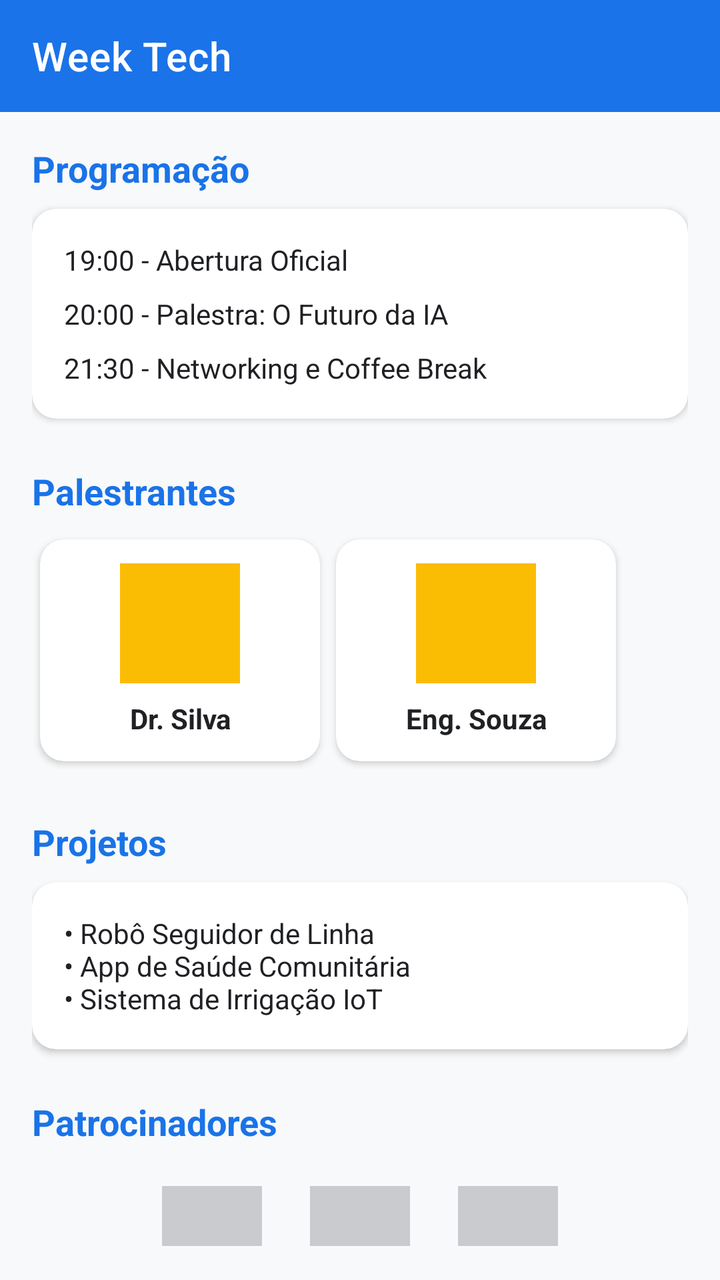
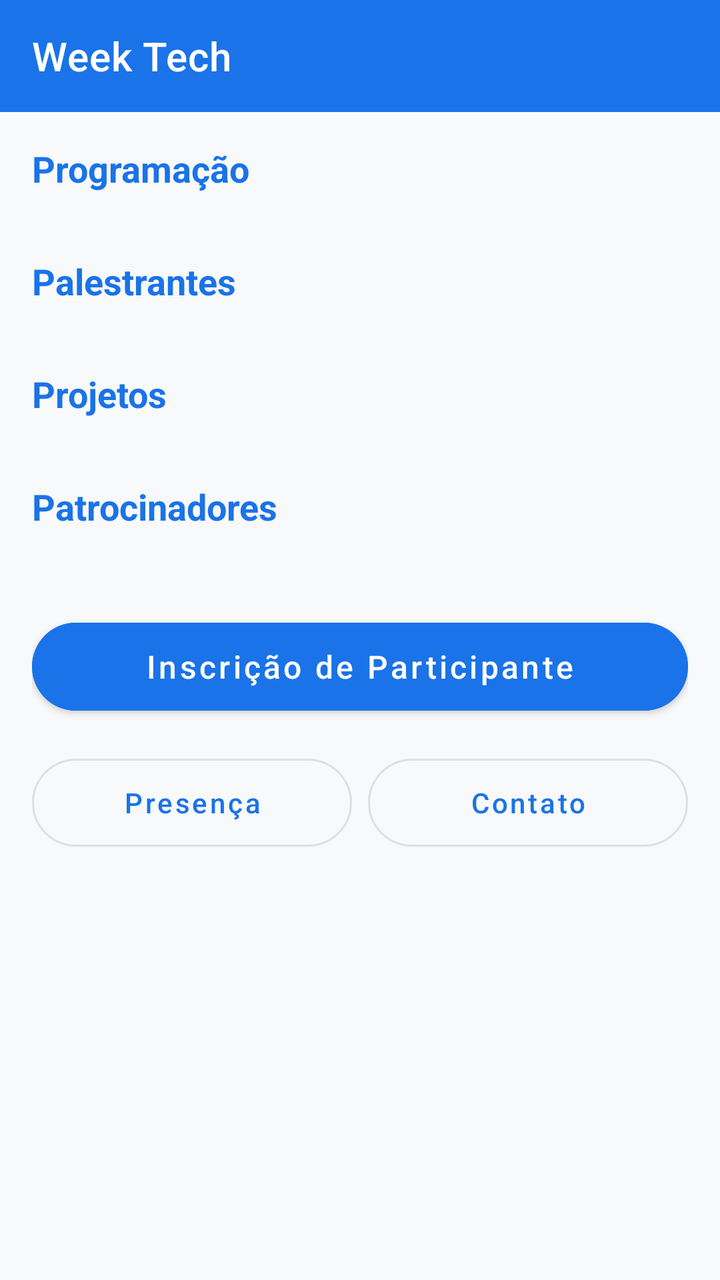

An Android layout rendered at two revisions. The XML below is the earlier revision; the diff shows what the commit changed to produce the second picture.
<!-- AndroidManifest.xml: application theme Theme.Weektech -->
<!-- res/layout/activity_main.xml -->
<?xml version="1.0" encoding="utf-8"?>
<androidx.coordinatorlayout.widget.CoordinatorLayout xmlns:android="http://schemas.android.com/apk/res/android"
    xmlns:app="http://schemas.android.com/apk/res-auto"
    xmlns:tools="http://schemas.android.com/tools"
    android:layout_width="match_parent"
    android:layout_height="match_parent"
    android:background="@color/background"
    tools:context=".ui.MainActivity">

    <com.google.android.material.appbar.AppBarLayout
        android:layout_width="match_parent"
        android:layout_height="wrap_content"
        app:elevation="0dp">

        <com.google.android.material.appbar.MaterialToolbar
            android:id="@+id/toolbar"
            android:layout_width="match_parent"
            android:layout_height="?attr/actionBarSize"
            android:background="@color/primary"
            app:title="Week Tech"
            app:titleTextColor="@color/white" />
    </com.google.android.material.appbar.AppBarLayout>

    <androidx.core.widget.NestedScrollView
        android:layout_width="match_parent"
        android:layout_height="match_parent"
        app:layout_behavior="@string/appbar_scrolling_view_behavior">

        <LinearLayout
            android:layout_width="match_parent"
            android:layout_height="wrap_content"
            android:orientation="vertical"
            android:padding="16dp">

            
            <TextView
                android:layout_width="wrap_content"
                android:layout_height="wrap_content"
                android:text="Programação"
                android:textSize="18sp"
                android:textStyle="bold"
                android:textColor="@color/primary"
                android:layout_marginBottom="8dp" />

            <com.google.android.material.card.MaterialCardView
                android:layout_width="match_parent"
                android:layout_height="wrap_content"
                android:layout_marginBottom="24dp"
                app:cardCornerRadius="12dp"
                app:cardElevation="2dp"
                app:cardBackgroundColor="@color/surface">

                <LinearLayout
                    android:layout_width="match_parent"
                    android:layout_height="wrap_content"
                    android:orientation="vertical"
                    android:padding="16dp">

                    <TextView
                        android:layout_width="match_parent"
                        android:layout_height="wrap_content"
                        android:text="19:00 - Abertura Oficial"
                        android:textColor="@color/black"
                        android:paddingBottom="8dp"/>
                    <TextView
                        android:layout_width="match_parent"
                        android:layout_height="wrap_content"
                        android:text="20:00 - Palestra: O Futuro da IA"
                        android:textColor="@color/black"
                        android:paddingBottom="8dp"/>
                    <TextView
                        android:layout_width="match_parent"
                        android:layout_height="wrap_content"
                        android:text="21:30 - Networking e Coffee Break"
                        android:textColor="@color/black"/>
                </LinearLayout>
            </com.google.android.material.card.MaterialCardView>

            
            <TextView
                android:layout_width="wrap_content"
                android:layout_height="wrap_content"
                android:text="Palestrantes"
                android:textSize="18sp"
                android:textStyle="bold"
                android:textColor="@color/primary"
                android:layout_marginBottom="8dp" />

            <HorizontalScrollView
                android:layout_width="match_parent"
                android:layout_height="wrap_content"
                android:layout_marginBottom="24dp"
                android:scrollbars="none">

                <LinearLayout
                    android:layout_width="wrap_content"
                    android:layout_height="wrap_content"
                    android:orientation="horizontal">

                    <com.google.android.material.card.MaterialCardView
                        android:layout_width="140dp"
                        android:layout_height="wrap_content"
                        android:layout_margin="4dp"
                        app:cardCornerRadius="12dp"
                        app:cardElevation="2dp">
                        <LinearLayout
                            android:layout_width="match_parent"
                            android:layout_height="wrap_content"
                            android:orientation="vertical"
                            android:padding="12dp"
                            android:gravity="center">
                            <View
                                android:layout_width="60dp"
                                android:layout_height="60dp"
                                android:background="@color/secondary"
                                android:layout_marginBottom="8dp"/>
                            <TextView
                                android:layout_width="match_parent"
                                android:layout_height="wrap_content"
                                android:text="Dr. Silva"
                                android:textAlignment="center"
                                android:textColor="@color/black"
                                android:textStyle="bold"/>
                        </LinearLayout>
                    </com.google.android.material.card.MaterialCardView>

                    <com.google.android.material.card.MaterialCardView
                        android:layout_width="140dp"
                        android:layout_height="wrap_content"
                        android:layout_margin="4dp"
                        app:cardCornerRadius="12dp"
                        app:cardElevation="2dp">
                        <LinearLayout
                            android:layout_width="match_parent"
                            android:layout_height="wrap_content"
                            android:orientation="vertical"
                            android:padding="12dp"
                            android:gravity="center">
                            <View
                                android:layout_width="60dp"
                                android:layout_height="60dp"
                                android:background="@color/secondary"
                                android:layout_marginBottom="8dp"/>
                            <TextView
                                android:layout_width="match_parent"
                                android:layout_height="wrap_content"
                                android:text="Eng. Souza"
                                android:textAlignment="center"
                                android:textColor="@color/black"
                                android:textStyle="bold"/>
                        </LinearLayout>
                    </com.google.android.material.card.MaterialCardView>
                </LinearLayout>
            </HorizontalScrollView>

            
            <TextView
                android:layout_width="wrap_content"
                android:layout_height="wrap_content"
                android:text="Projetos"
                android:textSize="18sp"
                android:textStyle="bold"
                android:textColor="@color/primary"
                android:layout_marginBottom="8dp" />

            <com.google.android.material.card.MaterialCardView
                android:layout_width="match_parent"
                android:layout_height="wrap_content"
                android:layout_marginBottom="24dp"
                app:cardCornerRadius="12dp"
                app:cardElevation="2dp">
                <TextView
                    android:layout_width="match_parent"
                    android:layout_height="wrap_content"
                    android:padding="16dp"
                    android:textColor="@color/black"
                    android:text="• Robô Seguidor de Linha\n• App de Saúde Comunitária\n• Sistema de Irrigação IoT" />
            </com.google.android.material.card.MaterialCardView>

            
            <TextView
                android:layout_width="wrap_content"
                android:layout_height="wrap_content"
                android:text="Patrocinadores"
                android:textSize="18sp"
                android:textStyle="bold"
                android:textColor="@color/primary"
                android:layout_marginBottom="8dp" />

            <LinearLayout
                android:layout_width="match_parent"
                android:layout_height="wrap_content"
                android:orientation="horizontal"
                android:gravity="center"
                android:layout_marginBottom="32dp">
                <View android:layout_width="50dp" android:layout_height="30dp" android:background="@color/gray_text" android:alpha="0.3" android:layout_margin="12dp"/>
                <View android:layout_width="50dp" android:layout_height="30dp" android:background="@color/gray_text" android:alpha="0.3" android:layout_margin="12dp"/>
                <View android:layout_width="50dp" android:layout_height="30dp" android:background="@color/gray_text" android:alpha="0.3" android:layout_margin="12dp"/>
            </LinearLayout>

            
            <Button
                android:id="@+id/btnRegister"
                android:layout_width="match_parent"
                android:layout_height="56dp"
                android:text="Inscrição de Participante"
                android:textAllCaps="false"
                android:textSize="16sp"
                android:backgroundTint="@color/primary"
                android:textColor="@color/white"
                android:layout_marginBottom="12dp"
                app:cornerRadius="28dp" />

            <LinearLayout
                android:layout_width="match_parent"
                android:layout_height="wrap_content"
                android:orientation="horizontal">

                <Button
                    android:id="@+id/btnPresence"
                    style="@style/Widget.MaterialComponents.Button.OutlinedButton"
                    android:layout_width="0dp"
                    android:layout_height="56dp"
                    android:layout_weight="1"
                    android:text="Presença"
                    android:textAllCaps="false"
                    android:layout_marginEnd="4dp"
                    app:cornerRadius="28dp" />

                <Button
                    android:id="@+id/btnContact"
                    style="@style/Widget.MaterialComponents.Button.OutlinedButton"
                    android:layout_width="0dp"
                    android:layout_height="56dp"
                    android:layout_weight="1"
                    android:text="Contato"
                    android:textAllCaps="false"
                    android:layout_marginStart="4dp"
                    app:cornerRadius="28dp" />
            </LinearLayout>

        </LinearLayout>
    </androidx.core.widget.NestedScrollView>

</androidx.coordinatorlayout.widget.CoordinatorLayout>
<!-- resources referenced by this layout -->
<resources>
  <color name="background">#F8F9FA</color>
  <color name="black">#202124</color>
  <color name="gray_text">#5F6368</color>
  <color name="primary">#1A73E8</color>
  <color name="secondary">#FBBC04</color>
  <color name="surface">#FFFFFF</color>
  <color name="white">#FFFFFFFF</color>
  <style name="Theme.Weektech" parent="Base.Theme.Weektech" />
  <style name="Base.Theme.Weektech" parent="Theme.MaterialComponents.Light.NoActionBar">
          
          <item name="colorPrimary">@color/primary</item>
          <item name="colorPrimaryVariant">@color/primary_variant</item>
          <item name="colorSecondary">@color/secondary</item>
  
          
          <item name="android:windowBackground">@color/background</item>
          <item name="colorSurface">@color/surface</item>
  
          
          <item name="colorOnPrimary">@color/white</item>
          <item name="colorOnSecondary">@color/black</item>
          <item name="colorOnSurface">@color/black</item>
      </style>
  <color name="primary_variant">#1557B0</color>
</resources>

<!-- the commit's change to res/layout/activity_main.xml (unified diff, before → after) -->
@@ -42,39 +42,13 @@
                 android:textColor="@color/primary"
                 android:layout_marginBottom="8dp" />
 
-            <com.google.android.material.card.MaterialCardView
-                android:layout_width="match_parent"
-                android:layout_height="wrap_content"
+            <androidx.recyclerview.widget.RecyclerView
+                android:id="@+id/rvProgramacao"
+                android:layout_width="match_parent"
+                android:layout_height="wrap_content"
+                android:nestedScrollingEnabled="false"
                 android:layout_marginBottom="24dp"
-                app:cardCornerRadius="12dp"
-                app:cardElevation="2dp"
-                app:cardBackgroundColor="@color/surface">
-
-                <LinearLayout
-                    android:layout_width="match_parent"
-                    android:layout_height="wrap_content"
-                    android:orientation="vertical"
-                    android:padding="16dp">
-
-                    <TextView
-                        android:layout_width="match_parent"
-                        android:layout_height="wrap_content"
-                        android:text="19:00 - Abertura Oficial"
-                        android:textColor="@color/black"
-                        android:paddingBottom="8dp"/>
-                    <TextView
-                        android:layout_width="match_parent"
-                        android:layout_height="wrap_content"
-                        android:text="20:00 - Palestra: O Futuro da IA"
-                        android:textColor="@color/black"
-                        android:paddingBottom="8dp"/>
-                    <TextView
-                        android:layout_width="match_parent"
-                        android:layout_height="wrap_content"
-                        android:text="21:30 - Networking e Coffee Break"
-                        android:textColor="@color/black"/>
-                </LinearLayout>
-            </com.google.android.material.card.MaterialCardView>
+                tools:listitem="@layout/item_palestra" />
 
             
             <TextView
@@ -86,72 +60,14 @@
                 android:textColor="@color/primary"
                 android:layout_marginBottom="8dp" />
 
-            <HorizontalScrollView
-                android:layout_width="match_parent"
-                android:layout_height="wrap_content"
+            <androidx.recyclerview.widget.RecyclerView
+                android:id="@+id/rvPalestrantes"
+                android:layout_width="match_parent"
+                android:layout_height="wrap_content"
+                android:orientation="horizontal"
+                app:layoutManager="androidx.recyclerview.widget.LinearLayoutManager"
                 android:layout_marginBottom="24dp"
-                android:scrollbars="none">
-
-                <LinearLayout
-                    android:layout_width="wrap_content"
-                    android:layout_height="wrap_content"
-                    android:orientation="horizontal">
-
-                    <com.google.android.material.card.MaterialCardView
-                        android:layout_width="140dp"
-                        android:layout_height="wrap_content"
-                        android:layout_margin="4dp"
-                        app:cardCornerRadius="12dp"
-                        app:cardElevation="2dp">
-                        <LinearLayout
-                            android:layout_width="match_parent"
-                            android:layout_height="wrap_content"
-                            android:orientation="vertical"
-                            android:padding="12dp"
-                            android:gravity="center">
-                            <View
-                                android:layout_width="60dp"
-                                android:layout_height="60dp"
-                                android:background="@color/secondary"
-                                android:layout_marginBottom="8dp"/>
-                            <TextView
-                                android:layout_width="match_parent"
-                                android:layout_height="wrap_content"
-                                android:text="Dr. Silva"
-                                android:textAlignment="center"
-                                android:textColor="@color/black"
-                                android:textStyle="bold"/>
-                        </LinearLayout>
-                    </com.google.android.material.card.MaterialCardView>
-
-                    <com.google.android.material.card.MaterialCardView
-                        android:layout_width="140dp"
-                        android:layout_height="wrap_content"
-                        android:layout_margin="4dp"
-                        app:cardCornerRadius="12dp"
-                        app:cardElevation="2dp">
-                        <LinearLayout
-                            android:layout_width="match_parent"
-                            android:layout_height="wrap_content"
-                            android:orientation="vertical"
-                            android:padding="12dp"
-                            android:gravity="center">
-                            <View
-                                android:layout_width="60dp"
-                                android:layout_height="60dp"
-                                android:background="@color/secondary"
-                                android:layout_marginBottom="8dp"/>
-                            <TextView
-                                android:layout_width="match_parent"
-                                android:layout_height="wrap_content"
-                                android:text="Eng. Souza"
-                                android:textAlignment="center"
-                                android:textColor="@color/black"
-                                android:textStyle="bold"/>
-                        </LinearLayout>
-                    </com.google.android.material.card.MaterialCardView>
-                </LinearLayout>
-            </HorizontalScrollView>
+                tools:listitem="@layout/item_palestrante" />
 
             
             <TextView
@@ -163,19 +79,13 @@
                 android:textColor="@color/primary"
                 android:layout_marginBottom="8dp" />
 
-            <com.google.android.material.card.MaterialCardView
-                android:layout_width="match_parent"
-                android:layout_height="wrap_content"
+            <androidx.recyclerview.widget.RecyclerView
+                android:id="@+id/rvProjetos"
+                android:layout_width="match_parent"
+                android:layout_height="wrap_content"
+                android:nestedScrollingEnabled="false"
                 android:layout_marginBottom="24dp"
-                app:cardCornerRadius="12dp"
-                app:cardElevation="2dp">
-                <TextView
-                    android:layout_width="match_parent"
-                    android:layout_height="wrap_content"
-                    android:padding="16dp"
-                    android:textColor="@color/black"
-                    android:text="• Robô Seguidor de Linha\n• App de Saúde Comunitária\n• Sistema de Irrigação IoT" />
-            </com.google.android.material.card.MaterialCardView>
+                tools:listitem="@layout/item_projeto" />
 
             
             <TextView
@@ -187,18 +97,15 @@
                 android:textColor="@color/primary"
                 android:layout_marginBottom="8dp" />
 
-            <LinearLayout
+            <androidx.recyclerview.widget.RecyclerView
+                android:id="@+id/rvPatrocinadores"
                 android:layout_width="match_parent"
                 android:layout_height="wrap_content"
                 android:orientation="horizontal"
-                android:gravity="center"
-                android:layout_marginBottom="32dp">
-                <View android:layout_width="50dp" android:layout_height="30dp" android:background="@color/gray_text" android:alpha="0.3" android:layout_margin="12dp"/>
-                <View android:layout_width="50dp" android:layout_height="30dp" android:background="@color/gray_text" android:alpha="0.3" android:layout_margin="12dp"/>
-                <View android:layout_width="50dp" android:layout_height="30dp" android:background="@color/gray_text" android:alpha="0.3" android:layout_margin="12dp"/>
-            </LinearLayout>
-
-            
+                app:layoutManager="androidx.recyclerview.widget.LinearLayoutManager"
+                android:layout_marginBottom="32dp"
+                tools:listitem="@layout/item_patrocinador" />
+
             <Button
                 android:id="@+id/btnRegister"
                 android:layout_width="match_parent"
@@ -243,3 +150,142 @@
     </androidx.core.widget.NestedScrollView>
 
 </androidx.coordinatorlayout.widget.CoordinatorLayout>
+<!-- res/layout/item_palestra.xml (included above) -->
+<?xml version="1.0" encoding="utf-8"?>
+<com.google.android.material.card.MaterialCardView xmlns:android="http://schemas.android.com/apk/res/android"
+    xmlns:app="http://schemas.android.com/apk/res-auto"
+    android:layout_width="match_parent"
+    android:layout_height="wrap_content"
+    android:layout_marginBottom="8dp"
+    app:cardCornerRadius="12dp"
+    app:cardElevation="2dp">
+
+    <LinearLayout
+        android:layout_width="match_parent"
+        android:layout_height="wrap_content"
+        android:orientation="vertical"
+        android:padding="16dp">
+
+        <TextView
+            android:id="@+id/tvHorarioPalestra"
+            android:layout_width="match_parent"
+            android:layout_height="wrap_content"
+            android:textColor="@color/primary"
+            android:textStyle="bold"
+            android:textSize="14sp" />
+
+        <TextView
+            android:id="@+id/tvTituloPalestra"
+            android:layout_width="match_parent"
+            android:layout_height="wrap_content"
+            android:textColor="@color/black"
+            android:textSize="16sp"
+            android:textStyle="bold"
+            android:layout_marginTop="4dp" />
+
+        <TextView
+            android:id="@+id/tvLocalPalestra"
+            android:layout_width="match_parent"
+            android:layout_height="wrap_content"
+            android:textColor="@color/gray_text"
+            android:textSize="12sp"
+            android:layout_marginTop="2dp" />
+
+    </LinearLayout>
+</com.google.android.material.card.MaterialCardView>
+<!-- res/layout/item_palestrante.xml (included above) -->
+<?xml version="1.0" encoding="utf-8"?>
+<com.google.android.material.card.MaterialCardView xmlns:android="http://schemas.android.com/apk/res/android"
+    xmlns:app="http://schemas.android.com/apk/res-auto"
+    android:layout_width="140dp"
+    android:layout_height="wrap_content"
+    android:layout_margin="8dp"
+    app:cardCornerRadius="12dp"
+    app:cardElevation="4dp">
+
+    <LinearLayout
+        android:layout_width="match_parent"
+        android:layout_height="wrap_content"
+        android:gravity="center"
+        android:orientation="vertical"
+        android:padding="12dp">
+
+        <View
+            android:id="@+id/viewAvatar"
+            android:layout_width="60dp"
+            android:layout_height="60dp"
+            android:layout_marginBottom="8dp"
+            android:background="@color/secondary" />
+
+        <TextView
+            android:id="@+id/tvNomePalestrante"
+            android:layout_width="match_parent"
+            android:layout_height="wrap_content"
+            android:textAlignment="center"
+            android:textColor="@color/black"
+            android:textStyle="bold" />
+
+        <TextView
+            android:id="@+id/tvTemaPalestra"
+            android:layout_width="match_parent"
+            android:layout_height="wrap_content"
+            android:textAlignment="center"
+            android:textColor="@color/gray_text"
+            android:textSize="10sp" />
+
+    </LinearLayout>
+</com.google.android.material.card.MaterialCardView>
+<!-- res/layout/item_projeto.xml (included above) -->
+<?xml version="1.0" encoding="utf-8"?>
+<com.google.android.material.card.MaterialCardView xmlns:android="http://schemas.android.com/apk/res/android"
+    xmlns:app="http://schemas.android.com/apk/res-auto"
+    android:layout_width="match_parent"
+    android:layout_height="wrap_content"
+    android:layout_marginBottom="8dp"
+    app:cardCornerRadius="12dp"
+    app:cardElevation="2dp">
+
+    <LinearLayout
+        android:layout_width="match_parent"
+        android:layout_height="wrap_content"
+        android:orientation="vertical"
+        android:padding="16dp">
+
+        <TextView
+            android:id="@+id/tvNomeProjeto"
+            android:layout_width="match_parent"
+            android:layout_height="wrap_content"
+            android:textColor="@color/black"
+            android:textSize="16sp"
+            android:textStyle="bold" />
+
+        <TextView
+            android:id="@+id/tvAutorProjeto"
+            android:layout_width="match_parent"
+            android:layout_height="wrap_content"
+            android:textColor="@color/gray_text"
+            android:textSize="14sp"
+            android:layout_marginTop="4dp" />
+
+    </LinearLayout>
+</com.google.android.material.card.MaterialCardView>
+<!-- res/layout/item_patrocinador.xml (included above) -->
+<?xml version="1.0" encoding="utf-8"?>
+<com.google.android.material.card.MaterialCardView xmlns:android="http://schemas.android.com/apk/res/android"
+    xmlns:app="http://schemas.android.com/apk/res-auto"
+    android:layout_width="100dp"
+    android:layout_height="60dp"
+    android:layout_margin="8dp"
+    app:cardCornerRadius="8dp"
+    app:cardElevation="2dp">
+
+    <ImageView
+        android:id="@+id/ivLogoPatrocinador"
+        android:layout_width="match_parent"
+        android:layout_height="match_parent"
+        android:padding="8dp"
+        android:scaleType="centerInside"
+        android:background="@color/white"
+        android:alpha="0.6" />
+
+</com.google.android.material.card.MaterialCardView>
